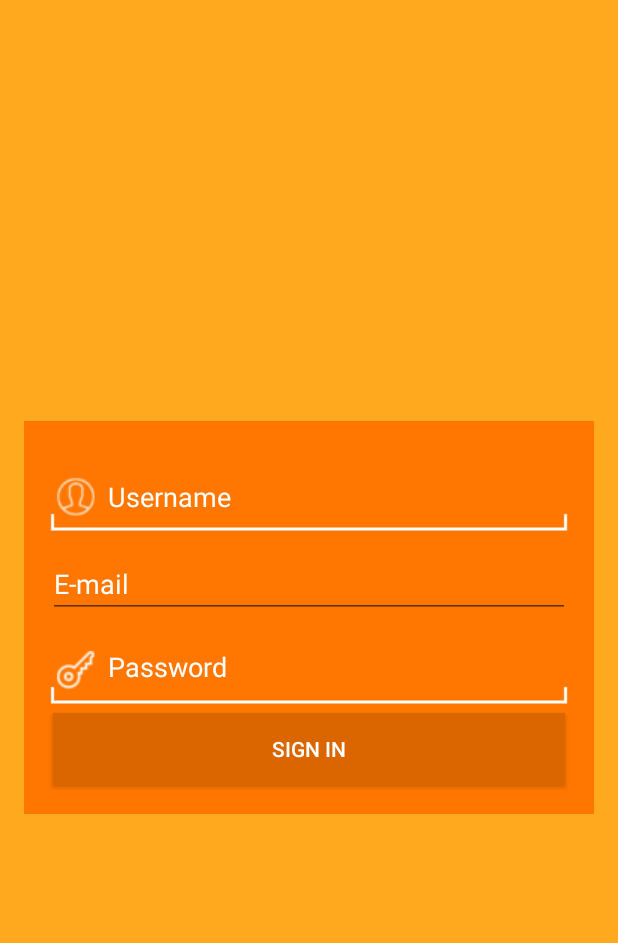
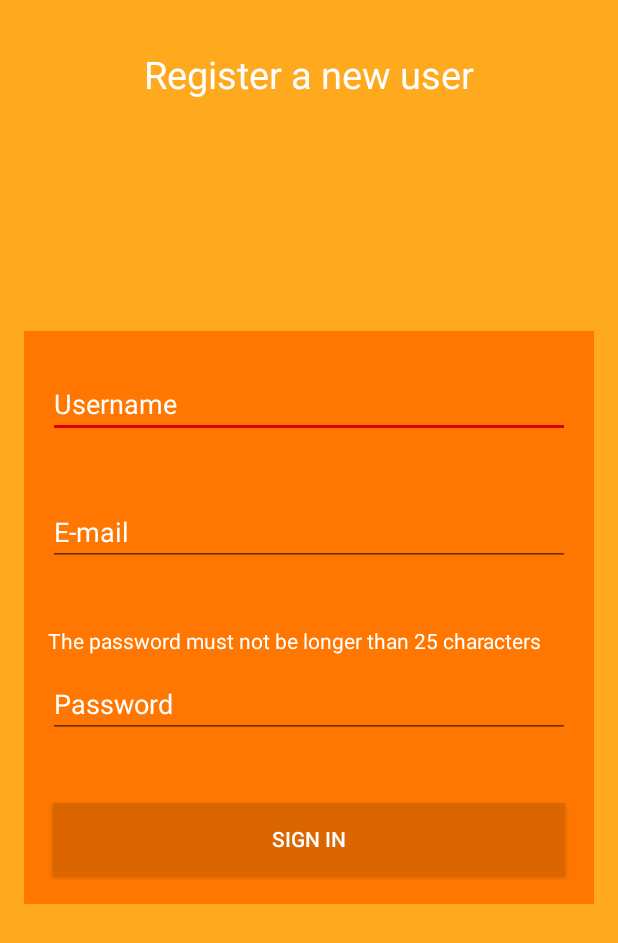
Before and after one commit to a-rmz/Cook-it, an Android app: the SignIn screen opened directly, with no data from a screen before it, on a phone screen of 412 x 824 dp. Shown: the top 943 px of the screen. Run offline under Robolectric (Android 15) with nearby library versions, the phone set to English and light mode, and no system bars; our stand-ins replace CircleImageView.

Commit message:
User register added

```diff
--- a/app/src/main/res/layout/signin_layout.xml
+++ b/app/src/main/res/layout/signin_layout.xml
@@ -9,6 +9,16 @@
         android:paddingRight="@dimen/activity_horizontal_margin"
         android:paddingTop="@dimen/activity_vertical_margin"
         android:background="@color/loginBackground">
+
+    <TextView
+        android:id="@+id/register_caption"
+        android:layout_width="wrap_content"
+        android:layout_height="wrap_content"
+        android:layout_marginTop="16dp"
+        android:text="@string/register_caption"
+        android:textColor="@android:color/white"
+        android:textSize="25sp"
+        android:layout_centerHorizontal="true"/>
 
 
     <LinearLayout
@@ -27,7 +37,6 @@
             android:layout_width="match_parent"
             android:layout_height="wrap_content"
             android:layout_marginTop="10dp"
-            android:background="@drawable/icon_user"
             android:hint="@string/hint_usr"
             android:inputType="text"
             android:textColorHint="@android:color/white"
@@ -37,18 +46,26 @@
             android:id="@+id/email_sign"
             android:layout_width="match_parent"
             android:layout_height="wrap_content"
-            android:layout_marginTop="10dp"
+            android:layout_marginTop="40dp"
             android:hint="@string/hint_email"
             android:inputType="textEmailAddress"
             android:textColorHint="@android:color/white"
             android:textColor="@android:color/white"/>
+
+        <TextView
+            android:id="@+id/pass_instruct"
+            android:text="@string/pass_instructions"
+            android:textColor="@android:color/white"
+            android:layout_width="match_parent"
+            android:layout_height="wrap_content"
+            android:layout_marginTop="40dp"/>
 
         <EditText
             android:id="@+id/pass_sign"
             android:layout_width="match_parent"
             android:layout_height="wrap_content"
             android:layout_marginTop="10dp"
-            android:background="@drawable/icon_pass"
+            android:layout_marginBottom="40dp"
             android:hint="@string/hint_pass"
             android:inputType="textPassword"
             android:textColorHint="@android:color/white"
@@ -58,9 +75,9 @@
             android:id="@+id/signin"
             style="@style/loginButton"
             android:text="@string/action_signin"
+            android:layout_marginTop="40dp"
             android:layout_width="match_parent"
-            android:layout_height="wrap_content"
-            android:layout_marginTop="10dp"/>
+            android:layout_height="wrap_content"/>
 
     </LinearLayout>
 
--- a/app/src/main/res/values/strings.xml
+++ b/app/src/main/res/values/strings.xml
@@ -14,5 +14,8 @@
     <string name="configuration">Configuration</string>
     <string name="about">About</string>
 
+    <string name="register_caption">Register a new user</string>
+    <string name="pass_instructions">The password must not be longer than 25 characters</string>
+
     <string name="card">Card</string>
 </resources>
```
Also changed, not shown: 1 other file.
